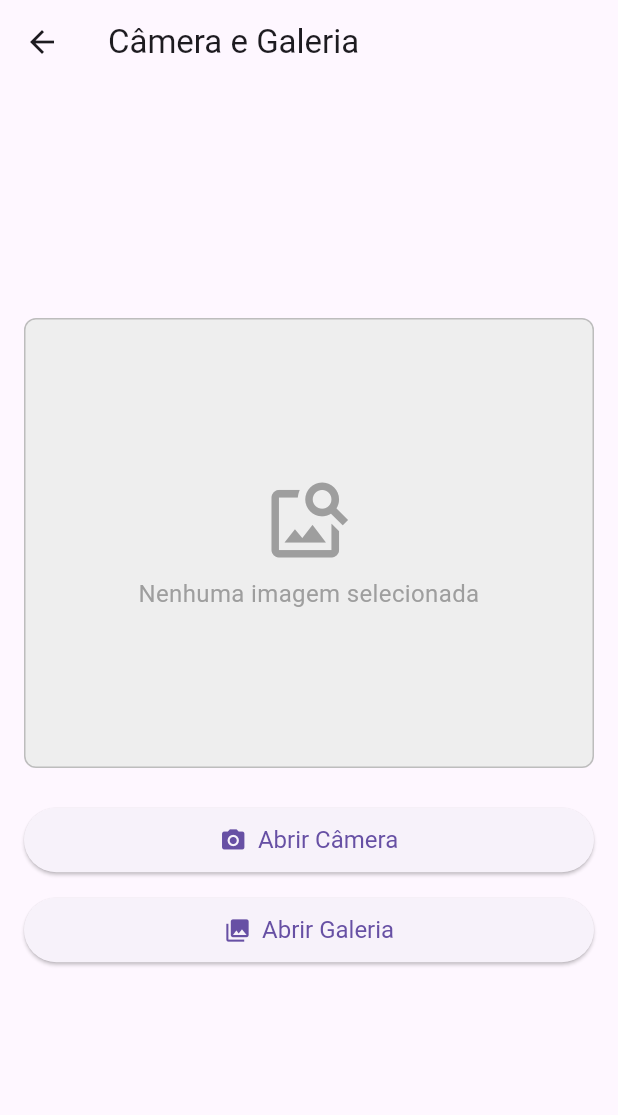
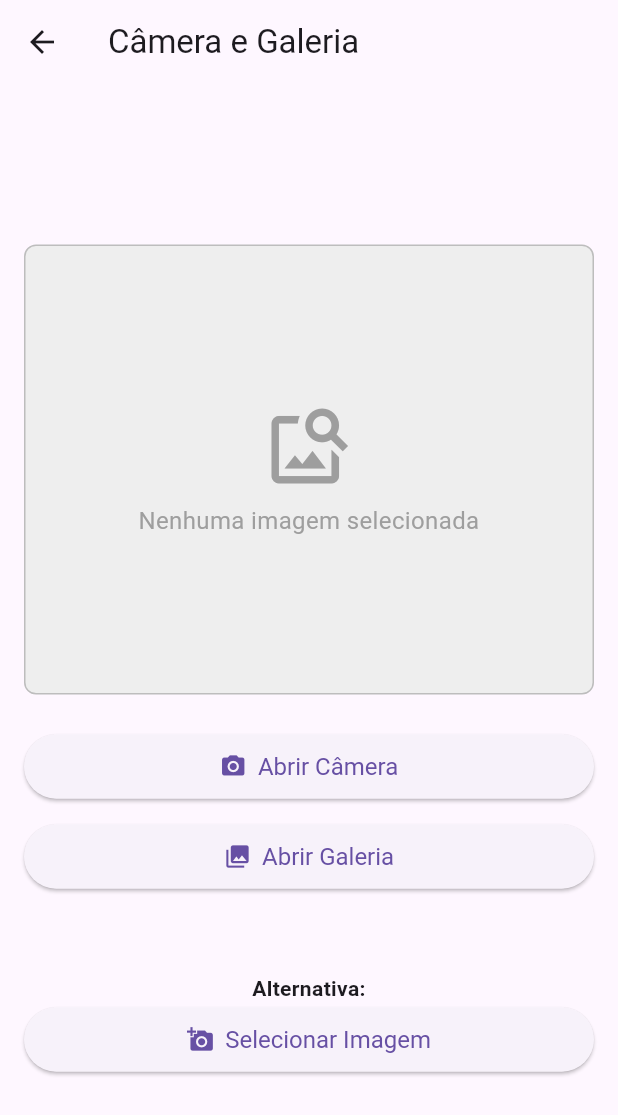
Before and after one commit to marivaldojunior/appium_and_flutter_test, a Flutter app: the RecursosPage screen opened directly, on a phone screen of 412 x 824 dp. Shown: the top 1115 px of the screen. Run offline on Flutter 3.47's test engine with Material 3 defaults, Android fonts, the phone set to English and light mode, and no system bars; our stand-ins replace image_picker.

Commit message:
Novo botão na pagina de camera

```diff
--- a/lib/pages/recursos_page.dart
+++ b/lib/pages/recursos_page.dart
@@ -219,19 +219,22 @@ class _RecursosPageState extends State<RecursosPage> {
                 ),
 
               // Alternativa: Um botão único que abre um menu de opções (câmera ou galeria)
-              // const SizedBox(height: 30),
-              // const Text("Alternativa:", textAlign: TextAlign.center, style: TextStyle(fontWeight: FontWeight.bold)),
-              // ElevatedButton.icon(
-              //   key: RecursosPage.selectImageButtonKey,
-              //   icon: const Icon(Icons.add_a_photo),
-              //   label: const Text('Selecionar Imagem'),
-              //   onPressed: () => _showImageSourceActionSheet(context),
-              //   style: ElevatedButton.styleFrom(
-              //     padding: const EdgeInsets.symmetric(vertical: 12.0),
-              //     textStyle: const TextStyle(fontSize: 16),
-              //     backgroundColor: Colors.teal
-              //   ),
-              // ),
+              const SizedBox(height: 30),
+              const Text(
+                "Alternativa:",
+                textAlign: TextAlign.center,
+                style: TextStyle(fontWeight: FontWeight.bold),
+              ),
+              ElevatedButton.icon(
+                key: RecursosPage.selectImageButtonKey,
+                icon: const Icon(Icons.add_a_photo),
+                label: const Text('Selecionar Imagem'),
+                onPressed: () => _showImageSourceActionSheet(context),
+                style: ElevatedButton.styleFrom(
+                  padding: const EdgeInsets.symmetric(vertical: 12.0),
+                  textStyle: const TextStyle(fontSize: 16),
+                ),
+              ),
             ],
           ),
         ),
```
